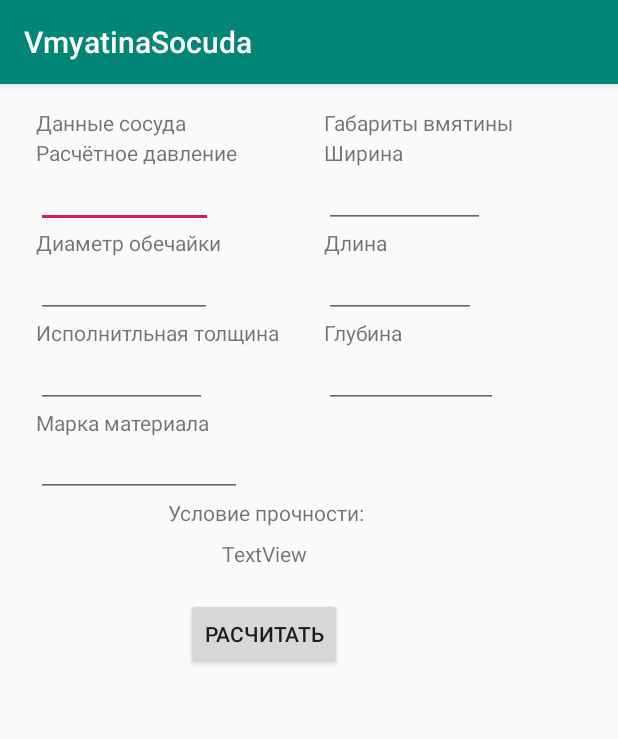
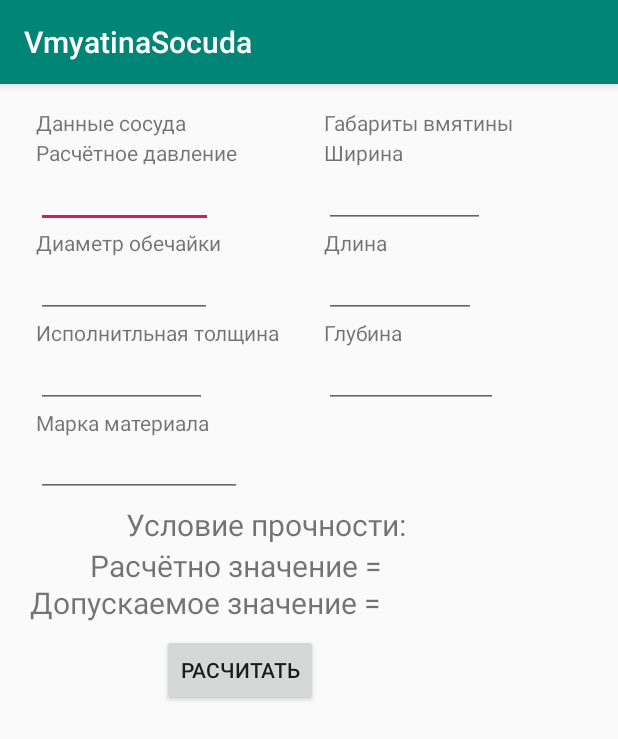
Before and after one commit to Marevo28/liderexpress, an Android app: the VmyatinaSocuda screen opened directly, with no data from a screen before it, on a phone screen of 412 x 824 dp. Shown: the top 739 px of the screen. Run offline under Robolectric (Android 15) with nearby library versions, the phone set to English and light mode, and no system bars; network calls fail.

Commit message:
conect
попытка конекта

```diff
--- a/app/src/main/java/com/example/lider_express/MainActivity.java
+++ b/app/src/main/java/com/example/lider_express/MainActivity.java
@@ -97,6 +97,9 @@ public class MainActivity extends AppCompatActivity implements NavigationView.On
                     NameTu.setText(NameTy);
                     cursor.close();
                     Name=NameTy;
+                    Intent IntentPhoto = new Intent(MainActivity.this, Photo.class);//кнопка вызова контроля
+                    Papka = "Контроль";
+                    IntentPhoto.putExtra("position", position);
                 }
             }
         });
--- a/app/src/main/java/com/example/lider_express/VmyatinaSocuda.java
+++ b/app/src/main/java/com/example/lider_express/VmyatinaSocuda.java
@@ -4,9 +4,6 @@ import android.database.Cursor;
 import android.database.SQLException;
 import android.database.sqlite.SQLiteDatabase;
 import android.os.Bundle;
-
-import com.google.android.material.floatingactionbutton.FloatingActionButton;
-import com.google.android.material.snackbar.Snackbar;
 
 import androidx.appcompat.app.AppCompatActivity;
 import androidx.appcompat.widget.Toolbar;
@@ -27,10 +24,10 @@ public class VmyatinaSocuda extends AppCompatActivity {
     public SQLiteDatabase mDb;
     Button butItog;
     String metal,sigma,uslovie,V;
-    int sigmaR,davl,diam,ispol,shir,dlin,glub, min;
-    TextView textUslovie,textZnachenie;
+    int sigmaR,diam,ispol,shir,dlin,glub, min;
+    TextView textUslovie,textZnachenie,textDopuskZnachenie;
     EditText textDavlenie,textDiametr,textIspolnitelnoe,textShirina,textDlina,textGlubina;
-    double psipsi,psi,cospsi,rnar,n,pi,sigmaMAX,drob1,drob2,drob3,drob4,drob5,drob6;
+    double psipsi,psi,cospsi,rnar,n,pi,sigmaMAX,davl,drob1,drob2,drob3,drob4,drob5,drob6;
     @Override
     protected void onCreate(Bundle savedInstanceState) {
         super.onCreate(savedInstanceState);
@@ -40,7 +37,8 @@ public class VmyatinaSocuda extends AppCompatActivity {
 
         butItog=findViewById(R.id.butItog);
         textUslovie=findViewById(R.id.textUslovie);
-        textZnachenie=findViewById(R.id.textZnachenie);
+        textZnachenie=findViewById(R.id.textRaschetnoeZnachenie);
+        textDopuskZnachenie=findViewById(R.id.textDopuskZnachenie);
         textDavlenie=findViewById(R.id.textDavlenie);
         textDiametr=findViewById(R.id.textDiametr);
         textIspolnitelnoe=findViewById(R.id.textIspolnitelnoe);
@@ -68,7 +66,7 @@ public class VmyatinaSocuda extends AppCompatActivity {
             @Override
             public void onClick(View v) {
                 metal = autoCompleteTextView.getText().toString();
-                davl = Integer.parseInt(textDavlenie.getText().toString());
+                davl = Double.parseDouble(textDavlenie.getText().toString());
                 diam = Integer.parseInt(textDiametr.getText().toString());
                 ispol = Integer.parseInt(textIspolnitelnoe.getText().toString());
                 shir = Integer.parseInt(textShirina.getText().toString());
@@ -88,6 +86,7 @@ public class VmyatinaSocuda extends AppCompatActivity {
                 Cursor cursormetal = mDb.query("Metal", null, "metal = ?", new String[]{metal}, null, null, null);
                 cursormetal.moveToFirst();
                 sigma = cursormetal.getString(cursormetal.getColumnIndex("20"));
+                cursormetal.close();
                 sigmaR= Integer.parseInt(sigma);
                 sigmaR=3*sigmaR;
                 drob1=(double)(6*glub)/(ispol-1);
@@ -106,7 +105,8 @@ public class VmyatinaSocuda extends AppCompatActivity {
                     V=">";
                 }
                 textUslovie.setText("Условие " + uslovie);
-                textZnachenie.setText(sigmaMAX+V+sigmaR);
+                textZnachenie.setText("Расчётное значение = "+sigmaMAX);
+                textDopuskZnachenie.setText("Допустимое значение = "+sigmaR);
                 cursormetal.close();
             }
         });
--- a/app/src/main/res/layout/content_vmyatina_socuda.xml
+++ b/app/src/main/res/layout/content_vmyatina_socuda.xml
@@ -13,7 +13,7 @@
         android:layout_width="118dp"
         android:layout_height="40dp"
         android:ems="10"
-        android:inputType="number"
+        android:inputType="date"
         app:layout_constraintStart_toStartOf="@+id/textView7"
         app:layout_constraintTop_toBottomOf="@+id/textView7" />
 
@@ -163,18 +163,20 @@
         android:id="@+id/textUslovie"
         android:layout_width="wrap_content"
         android:layout_height="27dp"
-        android:layout_marginStart="112dp"
-        android:layout_marginTop="276dp"
+        android:layout_marginStart="84dp"
+        android:layout_marginTop="280dp"
         android:text="Условие прочности:"
+        android:textSize="20sp"
         app:layout_constraintStart_toStartOf="parent"
         app:layout_constraintTop_toTopOf="parent" />
 
     <TextView
-        android:id="@+id/textZnachenie"
+        android:id="@+id/textRaschetnoeZnachenie"
         android:layout_width="wrap_content"
         android:layout_height="wrap_content"
-        android:layout_marginStart="148dp"
-        android:text="TextView"
+        android:layout_marginStart="60dp"
+        android:text="Расчётно значение ="
+        android:textSize="20sp"
         app:layout_constraintStart_toStartOf="parent"
         app:layout_constraintTop_toBottomOf="@+id/textUslovie" />
 
@@ -182,9 +184,20 @@
         android:id="@+id/butItog"
         android:layout_width="wrap_content"
         android:layout_height="wrap_content"
-        android:layout_marginStart="124dp"
-        android:layout_marginTop="20dp"
+        android:layout_marginStart="108dp"
+        android:layout_marginTop="32dp"
         android:text="Расчитать"
         app:layout_constraintStart_toStartOf="parent"
-        app:layout_constraintTop_toBottomOf="@+id/textZnachenie" />
+        app:layout_constraintTop_toBottomOf="@+id/textRaschetnoeZnachenie" />
+
+    <TextView
+        android:id="@+id/textDopuskZnachenie"
+        android:layout_width="wrap_content"
+        android:layout_height="wrap_content"
+        android:layout_marginStart="20dp"
+        android:layout_marginTop="332dp"
+        android:text="Допускаемое значение ="
+        android:textSize="20sp"
+        app:layout_constraintStart_toStartOf="parent"
+        app:layout_constraintTop_toTopOf="parent" />
 </androidx.constraintlayout.widget.ConstraintLayout>
```
Also changed, not shown: app/src/main/java/com/example/lider_express/BNDSvodnaya.java (+20 -3 lines), app/src/main/res/layout/content_bndsvodnaya.xml (+8 -31 lines).
